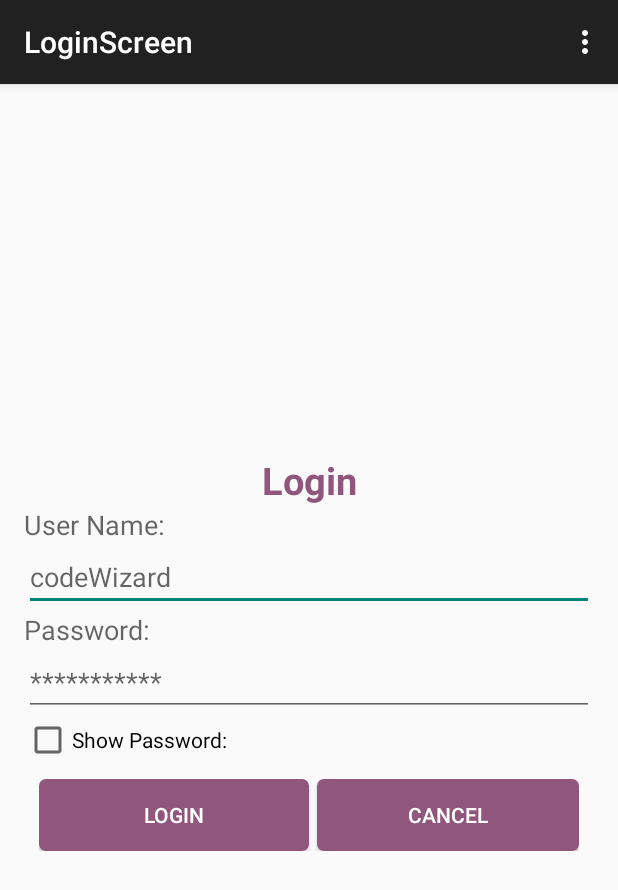
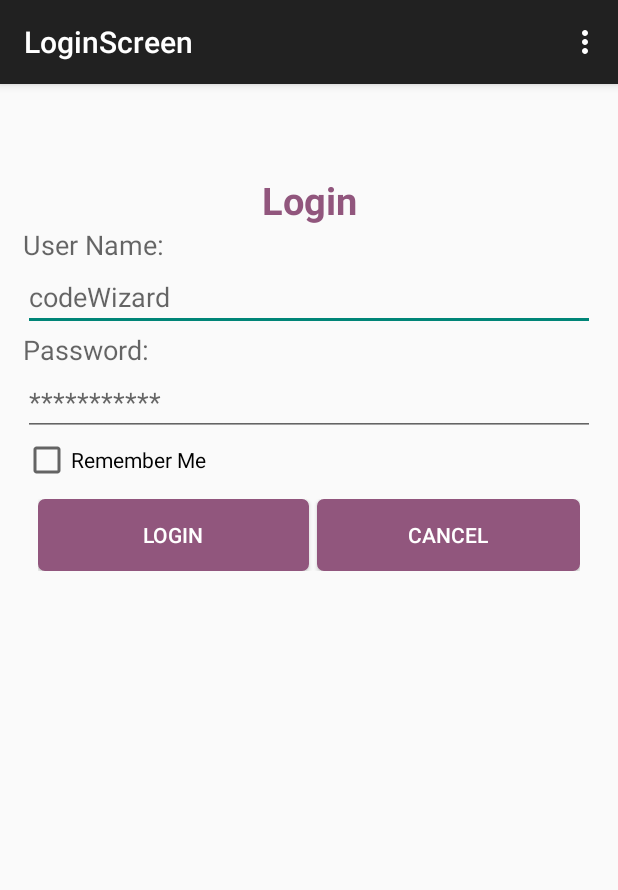
Before and after one commit to Kerubo/Akirachix-1, an Android app: the LoginScreen screen opened directly, with no data from a screen before it, on a phone screen of 412 x 824 dp. Shown: the top 890 px of the screen. Run offline under Robolectric (Android 15) with nearby library versions, the phone set to English and light mode, and no system bars.

Commit message:
Redesigned UI - added ScrollView

```diff
--- a/AkirachixDroid/src/main/res/layout/activity_login_screen.xml
+++ b/AkirachixDroid/src/main/res/layout/activity_login_screen.xml
@@ -1,25 +1,26 @@
-<LinearLayout xmlns:android="http://schemas.android.com/apk/res/android"
-    xmlns:tools="http://schemas.android.com/tools"
-    android:layout_width="match_parent"
-    android:layout_height="match_parent"
-    android:orientation="vertical"
-    android:gravity="center"
-    android:paddingBottom="@dimen/activity_vertical_margin"
-    android:paddingLeft="@dimen/activity_horizontal_margin"
-    android:paddingRight="@dimen/activity_horizontal_margin"
-    android:paddingTop="@dimen/activity_vertical_margin"
-    tools:context="com.thomaskioko.akirachix.LoginScreen">
+<?xml version="1.0" encoding="utf-8"?>
+<ScrollView xmlns:android="http://schemas.android.com/apk/res/android"
+    android:layout_width="fill_parent"
+    android:layout_height="fill_parent"
+    android:layout_marginTop="30dp"
+    android:layout_gravity="center"
+    android:padding="15dp">
+
+    <LinearLayout
+        android:layout_width="fill_parent"
+        android:layout_height="wrap_content"
+        android:orientation="vertical">
 
         <TextView
             android:id="@+id/tvLogin"
             android:layout_width="fill_parent"
             android:layout_height="wrap_content"
+            android:gravity="center"
             android:text="@string/strTitleLogin"
-        android:gravity="center"
-        android:textStyle="bold"
+            android:textAppearance="?android:attr/textAppearanceLarge"
+            android:textColor="@color/akirachix_color"
             android:textSize="25sp"
-        android:textColor="@color/akirachix_color"
-        android:textAppearance="?android:attr/textAppearanceLarge" />
+            android:textStyle="bold" />
 
 
         <TextView
@@ -53,10 +54,11 @@
             android:inputType="textPassword" />
 
         <CheckBox
+            android:id="@+id/cbRememberMe"
             android:layout_width="fill_parent"
             android:layout_height="wrap_content"
-        android:text="@string/cbShowPassword"
-        android:id="@+id/checkBoxLogin" />
+            android:text="@string/cbRememberMe"
+            android:checked="false" />
 
         <LinearLayout
             android:layout_width="fill_parent"
@@ -75,12 +77,12 @@
                 android:text="@string/btnLogin" />
 
             <Button
-            android:layout_marginLeft="5dp"
-            android:layout_marginStart="5dp"
                 android:id="@+id/btnCancel"
                 style="@style/Text"
                 android:layout_width="fill_parent"
                 android:layout_height="wrap_content"
+                android:layout_marginLeft="5dp"
+                android:layout_marginStart="5dp"
                 android:layout_weight="1"
                 android:background="@drawable/button_style"
                 android:text="@string/btnCancel" />
@@ -88,3 +90,4 @@
         </LinearLayout>
 
     </LinearLayout>
+</ScrollView>
```
Lines whose indentation alone changed are shown as unchanged.
